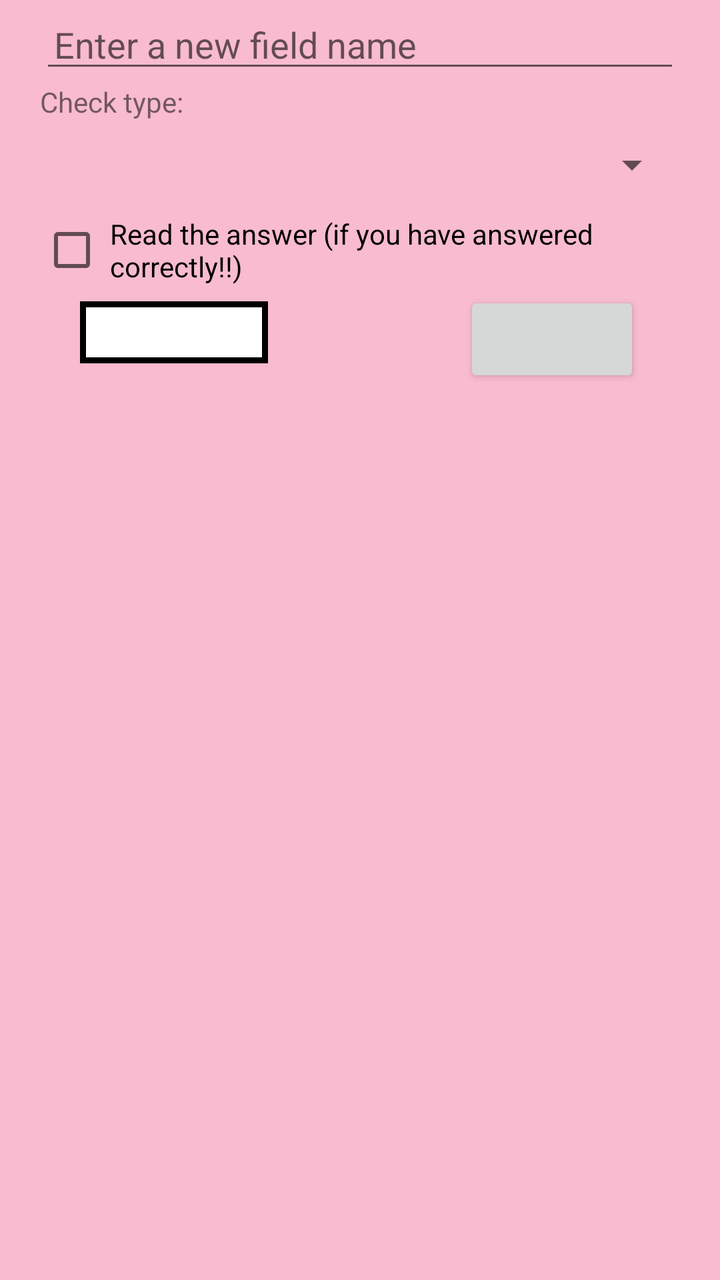
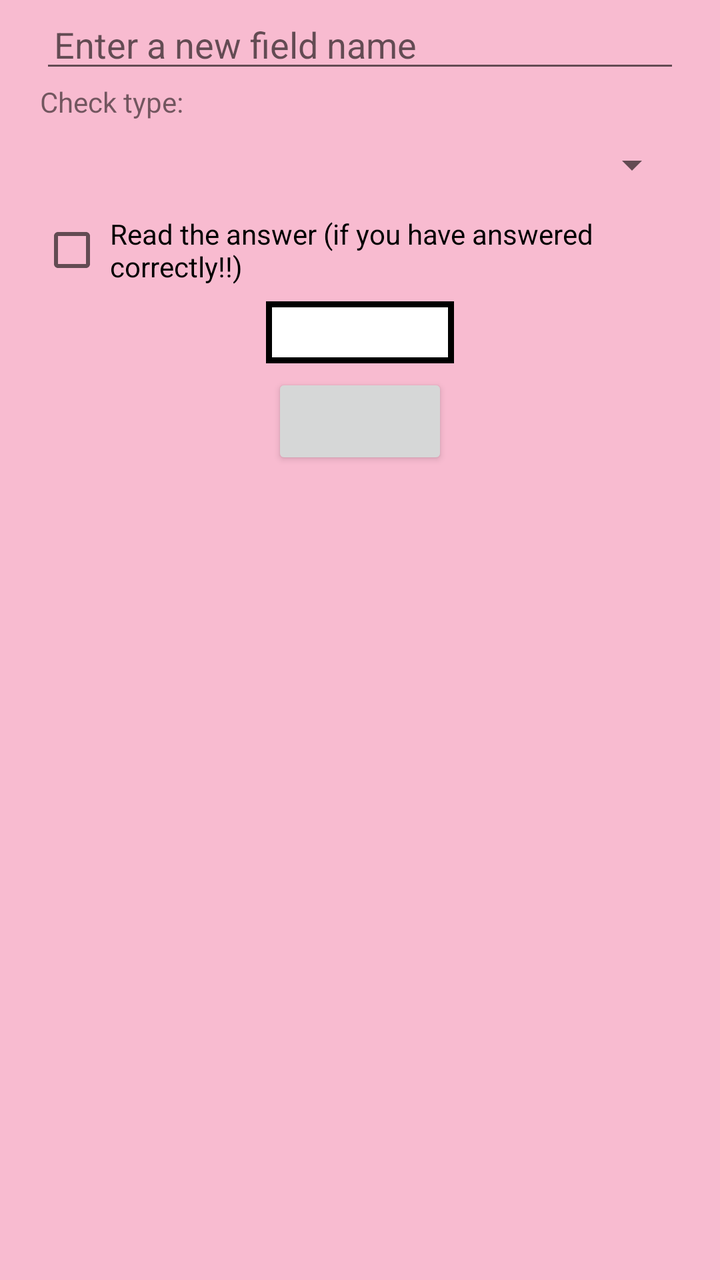

Before-and-after screenshots of an Android layout around one commit, followed by the original layout XML and the change that was made.
<!-- AndroidManifest.xml: application theme MyMaterialTheme -->
<!-- res/layout/field_properties_dialog_fragment.xml -->
<?xml version="1.0" encoding="utf-8"?>
<ScrollView xmlns:android="http://schemas.android.com/apk/res/android"
    android:layout_width="match_parent"
    android:layout_height="match_parent">

    <LinearLayout
        android:layout_width="match_parent"
        android:layout_height="wrap_content"
        android:orientation="vertical"
        android:paddingEnd="20dp"
        android:paddingLeft="20dp"
        android:paddingRight="20dp"
        android:paddingStart="20dp">

        <EditText
            android:id="@+id/enter_new_field_name"
            android:layout_width="match_parent"
            android:layout_height="wrap_content"
            android:layout_gravity="center"
            android:hint="@string/enter_new_field_name"
            android:imeOptions="flagNoExtractUi"
            android:paddingStart="7dp" />

        <TextView
            android:layout_width="match_parent"
            android:layout_height="wrap_content"
            android:text="@string/check_type" />

        <Spinner
            android:id="@+id/check_type_spinner"
            android:layout_width="match_parent"
            android:layout_height="wrap_content"
            android:layout_marginBottom="10dp"
            android:layout_marginTop="10dp" />

        <CheckBox
            android:id="@+id/read_answer"
            android:layout_width="match_parent"
            android:layout_height="wrap_content"
            android:padding="3dp"
            android:text="@string/read_answer" />

        <Spinner
            android:id="@+id/locales_spinner"
            android:layout_width="match_parent"
            android:layout_height="wrap_content"
            android:layout_marginBottom="6dp"
            android:layout_marginTop="6dp"
            android:visibility="gone" />
        <RelativeLayout
            android:layout_width="match_parent"
            android:layout_height="wrap_content"
            android:paddingStart="20dp"
            android:paddingEnd="20dp">
        <FrameLayout
            android:layout_width="wrap_content"
            android:layout_height="wrap_content"
            android:padding="3dp"
            android:background="@color/black_color"
            android:layout_marginTop="5dp"
            android:layout_alignParentStart="true">
            <Button
                android:id="@+id/color"
                android:layout_width="wrap_content"
                android:layout_height="25dp"
                android:background="@color/white_color"
                style="@style/Widget.AppCompat.Button.Borderless"
                />
        </FrameLayout>

        <Button
            android:id="@+id/emulate_field"
            android:layout_width="wrap_content"
            android:layout_height="wrap_content"
            android:layout_alignParentEnd="true"/>
        </RelativeLayout>
    </LinearLayout>
</ScrollView>
<!-- resources referenced by this layout -->
<resources>
  <color name="black_color">#000000</color>
  <color name="white_color">#FFFFFF</color>
  <string name="check_type">Check type:</string>
  <string name="enter_new_field_name">Enter a new field name</string>
  <string name="read_answer">Read the answer (if you have answered correctly!!)</string>
  <style name="MyMaterialTheme" parent="MyMaterialTheme.Base">
  
      </style>
  <style name="MyMaterialTheme.Base" parent="Theme.AppCompat.Light.DarkActionBar">
          <item name="windowNoTitle">true</item>
          <item name="windowActionBar">false</item>
          <item name="colorPrimary">@color/colorPrimary</item>
          <item name="colorPrimaryDark">@color/colorPrimaryDark</item>
          <item name="colorAccent">@color/colorAccent</item>
          <item name="android:windowBackground">@color/windowBackground</item>
      </style>
  <color name="colorPrimary">#EC407A</color>
  <color name="colorPrimaryDark">#AD1457</color>
  <color name="colorAccent">#EA80FC</color>
  <color name="windowBackground">#F8BBD0</color>
</resources>

<!-- the commit's change to res/layout/field_properties_dialog_fragment.xml (unified diff, before → after) -->
@@ -47,18 +47,15 @@
             android:layout_marginBottom="6dp"
             android:layout_marginTop="6dp"
             android:visibility="gone" />
-        <RelativeLayout
-            android:layout_width="match_parent"
-            android:layout_height="wrap_content"
-            android:paddingStart="20dp"
-            android:paddingEnd="20dp">
+
         <FrameLayout
             android:layout_width="wrap_content"
             android:layout_height="wrap_content"
             android:padding="3dp"
             android:background="@color/black_color"
             android:layout_marginTop="5dp"
-            android:layout_alignParentStart="true">
+            android:layout_alignParentStart="true"
+            android:layout_gravity="center">
             <Button
                 android:id="@+id/color"
                 android:layout_width="wrap_content"
@@ -68,11 +65,13 @@
                 />
         </FrameLayout>
 
-        <Button
-            android:id="@+id/emulate_field"
-            android:layout_width="wrap_content"
-            android:layout_height="wrap_content"
-            android:layout_alignParentEnd="true"/>
-        </RelativeLayout>
+
+         <Button
+        android:id="@+id/emulate_field"
+        android:layout_width="wrap_content"
+        android:layout_height="wrap_content"
+        android:layout_alignParentEnd="true"
+             android:layout_gravity="center"
+             android:layout_margin="5dp"/>
     </LinearLayout>
 </ScrollView>
